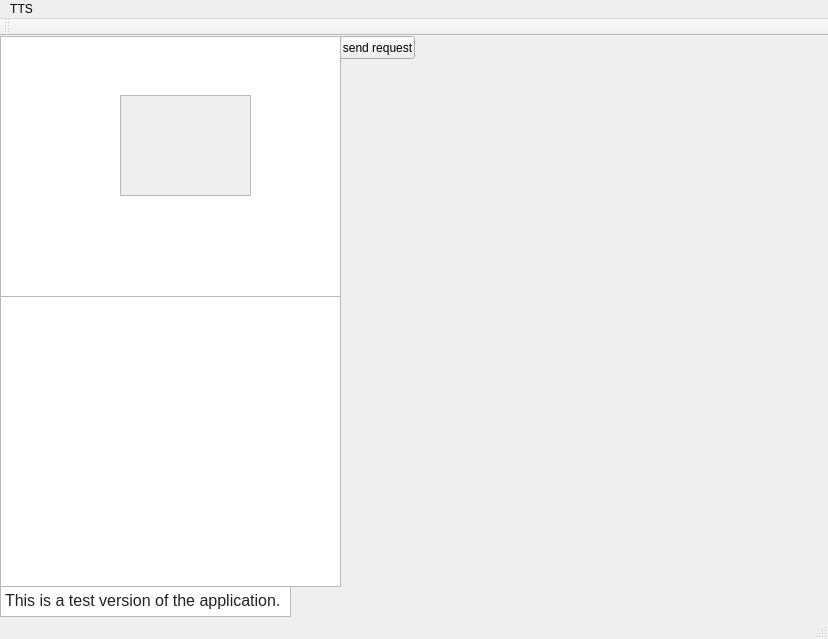
Old version of the form mainwindow.ui in the repository bogdyname/Freechat-Windows.
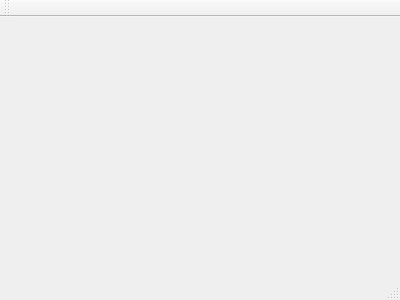
New version of the form.

The edit to the form file:
```diff
--- a/mainwindow.ui
+++ b/mainwindow.ui
@@ -1,120 +1,25 @@
 <?xml version="1.0" encoding="UTF-8"?>
 <ui version="4.0">
  <class>MainWindow</class>
- <widget class="QMainWindow" name="MainWindow">
-  <property name="geometry">
+ <widget class="QMainWindow" name="MainWindow" >
+  <property name="geometry" >
    <rect>
     <x>0</x>
     <y>0</y>
-    <width>828</width>
-    <height>639</height>
+    <width>400</width>
+    <height>300</height>
    </rect>
   </property>
   <property name="windowTitle">
    <string>MainWindow</string>
   </property>
-  <widget class="QWidget" name="centralWidget">
-   <widget class="QPushButton" name="SendRequest">
-    <property name="geometry">
-     <rect>
-      <x>340</x>
-      <y>0</y>
-      <width>75</width>
-      <height>23</height>
-     </rect>
-    </property>
-    <property name="text">
-     <string>send request</string>
-    </property>
-   </widget>
-   <widget class="QTextBrowser" name="TestTextForLowVersion">
-    <property name="geometry">
-     <rect>
-      <x>0</x>
-      <y>550</y>
-      <width>291</width>
-      <height>31</height>
-     </rect>
-    </property>
-    <property name="html">
-     <string>&lt;!DOCTYPE HTML PUBLIC &quot;-//W3C//DTD HTML 4.0//EN&quot; &quot;http://www.w3.org/TR/REC-html40/strict.dtd&quot;&gt;
-&lt;html&gt;&lt;head&gt;&lt;meta name=&quot;qrichtext&quot; content=&quot;1&quot; /&gt;&lt;style type=&quot;text/css&quot;&gt;
-p, li { white-space: pre-wrap; }
-&lt;/style&gt;&lt;/head&gt;&lt;body style=&quot; font-family:'MS Shell Dlg 2'; font-size:8.25pt; font-weight:400; font-style:normal;&quot;&gt;
-&lt;p style=&quot; margin-top:12px; margin-bottom:12px; margin-left:0px; margin-right:0px; -qt-block-indent:0; text-indent:0px;&quot;&gt;&lt;a name=&quot;tw-target-text&quot;&gt;&lt;/a&gt;&lt;span style=&quot; font-family:'inherit'; font-size:12pt; color:#222222;&quot;&gt;T&lt;/span&gt;&lt;span style=&quot; font-family:'inherit'; font-size:12pt; color:#222222;&quot;&gt;his is a test version of the application.&lt;/span&gt;&lt;/p&gt;&lt;/body&gt;&lt;/html&gt;</string>
-    </property>
-   </widget>
-   <widget class="QListView" name="FriendList">
-    <property name="geometry">
-     <rect>
-      <x>0</x>
-      <y>0</y>
-      <width>341</width>
-      <height>261</height>
-     </rect>
-    </property>
-   </widget>
-   <widget class="QGraphicsView" name="GraphicsViewWindow">
-    <property name="geometry">
-     <rect>
-      <x>0</x>
-      <y>260</y>
-      <width>341</width>
-      <height>291</height>
-     </rect>
-    </property>
-   </widget>
-   <widget class="QScrollArea" name="ScrollAreaFrienList">
-    <property name="geometry">
-     <rect>
-      <x>120</x>
-      <y>59</y>
-      <width>131</width>
-      <height>101</height>
-     </rect>
-    </property>
-    <property name="widgetResizable">
-     <bool>true</bool>
-    </property>
-    <widget class="QWidget" name="scrollAreaWidgetContents">
-     <property name="geometry">
-      <rect>
-       <x>0</x>
-       <y>0</y>
-       <width>129</width>
-       <height>99</height>
-      </rect>
-     </property>
-    </widget>
-   </widget>
-  </widget>
-  <widget class="QMenuBar" name="menuBar">
-   <property name="geometry">
-    <rect>
-     <x>0</x>
-     <y>0</y>
-     <width>828</width>
-     <height>21</height>
-    </rect>
-   </property>
-   <widget class="QMenu" name="menuTTS">
-    <property name="title">
-     <string>TTS</string>
-    </property>
-   </widget>
-   <addaction name="menuTTS"/>
-  </widget>
-  <widget class="QToolBar" name="mainToolBar">
-   <attribute name="toolBarArea">
-    <enum>TopToolBarArea</enum>
-   </attribute>
-   <attribute name="toolBarBreak">
-    <bool>false</bool>
-   </attribute>
-  </widget>
-  <widget class="QStatusBar" name="statusBar"/>
+  <widget class="QMenuBar" name="menuBar" />
+  <widget class="QToolBar" name="mainToolBar" />
+  <widget class="QWidget" name="centralWidget" />
+  <widget class="QStatusBar" name="statusBar" />
  </widget>
- <layoutdefault spacing="6" margin="11"/>
+ <layoutDefault spacing="6" margin="11" />
+ <pixmapfunction></pixmapfunction>
  <resources/>
  <connections/>
 </ui>
```
Left out of the diff: 3 changed lines with no effect on the pictures.
